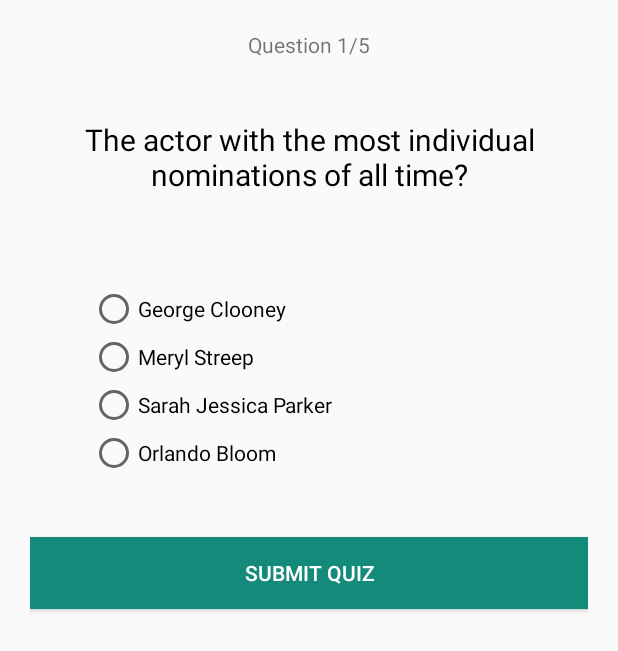
After one commit to ls27098/quiz, an Android app: the StartQuizActivity screen opened directly, with no data from a screen before it, on a phone screen of 412 x 824 dp. The commit adds this screen. Shown: the top 651 px of the screen. Run offline under Robolectric (Android 15) with nearby library versions, the phone set to English and light mode, and no system bars.

Commit message:
Exercici 1 - Quiz - Acabat

```diff
--- a/app/src/main/AndroidManifest.xml
+++ b/app/src/main/AndroidManifest.xml
@@ -15,6 +15,8 @@
                 <category android:name="android.intent.category.LAUNCHER" />
             </intent-filter>
         </activity>
+        <activity android:name=".StartQuizActivity" />
+        <activity android:name=".ResultActivity"></activity>
     </application>
 
 </manifest>
--- /dev/null
+++ b/app/src/main/java/com/lasalle/quiz/StartQuizActivity.java
@@ -0,0 +1,160 @@
+package com.lasalle.quiz;
+
+import android.content.Intent;
+import android.support.v7.app.AppCompatActivity;
+import android.os.Bundle;
+import android.util.Log;
+import android.view.View;
+import android.widget.RadioButton;
+import android.widget.RadioGroup;
+import android.widget.TextView;
+import android.widget.Toast;
+
+import java.util.ArrayList;
+
+public class StartQuizActivity extends AppCompatActivity {
+
+    private String[][] pregunta = null;
+
+    private int quinaPregunta = 0;
+    private int correctes, incorrectes, respostaMarcada;
+
+    private int[] respostesCorrectes = new int[] {2,4,1,2,3};
+
+    private RadioGroup radioGroup;
+    private TextView question, howManyQuestions, firstQuestion, secondQuestion, thirdQuestion, forthQuestion;
+
+    @Override
+    protected void onCreate(Bundle savedInstanceState) {
+        super.onCreate(savedInstanceState);
+        setContentView(R.layout.activity_start_quiz);
+        initVars();
+
+        question.setText(pregunta[quinaPregunta][0]);
+        howManyQuestions.setText("Question "+Integer.toString(quinaPregunta + 1)+"/5");
+        firstQuestion.setText(pregunta[quinaPregunta][1]);
+        secondQuestion.setText(pregunta[quinaPregunta][2]);
+        thirdQuestion.setText(pregunta[quinaPregunta][3]);
+        forthQuestion.setText(pregunta[quinaPregunta][4]);
+
+
+    }
+
+    //Inicialitzem les variables
+    private void initVars() {
+        respostaMarcada = 0;
+        correctes = 0;
+        incorrectes = 0;
+        question = (TextView) findViewById(R.id.question);
+        howManyQuestions = (TextView) findViewById(R.id.howManyQuestions);
+        firstQuestion = (TextView) findViewById(R.id.firstQuestion);
+        secondQuestion = (TextView) findViewById(R.id.secondQuestion);
+        thirdQuestion = (TextView) findViewById(R.id.thirdQuestion);
+        forthQuestion = (TextView) findViewById(R.id.forthQuestion);
+        radioGroup = (RadioGroup)findViewById(R.id.radioGroup);
+
+        pregunta = new String[][] {
+                new String[] {
+                        "The actor with the most individual nominations of all time?",
+                        "George Clooney",
+                        "Meryl Streep",
+                        "Sarah Jessica Parker",
+                        "Orlando Bloom"},
+                new String[] {
+                        "The star who holds the record of most Globes (including honorary awards)?",
+                        "Meryl Streep",
+                        "George Clooney",
+                        "Brad Pitt",
+                        "Barbra Streisand"},
+                new String[] {
+                        "The oldest person to ever win a Golden Globe?",
+                        "Jessica Tandy",
+                        "Barbra Streisand",
+                        "Meryl Streep",
+                        "George Clooney",},
+                new String[] {
+                        "Which is the home to the Golden Globes since 1961?",
+                        "French Quarter Inn in Charleston, South Carolina",
+                        "The Beverly Hilton Hotel in Los Angeles",
+                        "The Oxford Hotel in Bend, Oregon",
+                        "The Talbott Hotel in Chicago, Illinois"},
+                new String[] {
+                        "Films with the most Golden Globes on 2017?",
+                        "Love Story",
+                        "Network",
+                        "La La Land",
+                        "Arthur"},
+        };
+    }
+
+
+    public void onRadioButtonClicked(View view) {
+        // Is the button now checked?
+        boolean checked = ((RadioButton) view).isChecked();
+
+        // Check which radio button was clicked
+        switch(view.getId()) {
+            case R.id.firstQuestion:
+                if (checked) {
+                    respostaMarcada = 1;
+                }
+                break;
+            case R.id.secondQuestion:
+                if (checked) {
+                    respostaMarcada = 2;
+                }
+                break;
+            case R.id.thirdQuestion:
+                if (checked) {
+                    respostaMarcada = 3;
+                }
+                break;
+            case R.id.forthQuestion:
+                if (checked) {
+                    respostaMarcada = 4;
+                }
+                break;
+        }
+    }
+
+    private void canviaPregunta() {
+        quinaPregunta ++;
+        question.setText(pregunta[quinaPregunta][0]);
+        howManyQuestions.setText("Question "+Integer.toString(quinaPregunta + 1)+"/5");
+        firstQuestion.setText(pregunta[quinaPregunta][1]);
+        secondQuestion.setText(pregunta[quinaPregunta][2]);
+        thirdQuestion.setText(pregunta[quinaPregunta][3]);
+        forthQuestion.setText(pregunta[quinaPregunta][4]);
+        radioGroup.clearCheck();
+
+    }
+
+    private void validaResposta() {
+        //En cas que la resposta marcada sigui correcta, es sumarà com a resposta correcta
+        if (respostaMarcada == respostesCorrectes[quinaPregunta]) {
+            Toast.makeText(getApplicationContext(), "Resposta correcta!", Toast.LENGTH_SHORT).show();
+            correctes ++;
+        } else {
+            Toast.makeText(getApplicationContext(), "Ups! Resposta incorrecta", Toast.LENGTH_SHORT).show();
+            incorrectes ++;
+        }
+
+    }
+
+
+    public void btn_submit (View v){
+        if ((quinaPregunta + 1) == 5) {
+            //Validem la resposta i enviem les dades a la nova activitat
+            validaResposta();
+            Intent i = new Intent(getApplicationContext(), ResultActivity.class);
+            i.putExtra("CORRECTES",correctes);
+            i.putExtra("INCORRECTES",incorrectes);
+            startActivity(i);
+            finish();
+        }
+        else {
+            validaResposta();
+            canviaPregunta();
+        }
+    }
+}
--- /dev/null
+++ b/app/src/main/res/layout/activity_start_quiz.xml
@@ -0,0 +1,71 @@
+<?xml version="1.0" encoding="utf-8"?>
+<LinearLayout xmlns:android="http://schemas.android.com/apk/res/android"
+    xmlns:tools="http://schemas.android.com/tools"
+    android:id="@+id/activity_start_quiz"
+    android:layout_width="match_parent"
+    android:layout_height="match_parent"
+    android:orientation="vertical"
+    android:padding="20dp"
+    tools:context="com.lasalle.quiz.StartQuizActivity">
+    <TextView
+        android:layout_width="wrap_content"
+        android:layout_height="wrap_content"
+        android:id="@+id/howManyQuestions"
+        android:gravity="center"
+        android:layout_gravity="center_horizontal"
+        android:text="Question 1/5"/>
+
+    <TextView
+        android:layout_width="wrap_content"
+        android:layout_height="wrap_content"
+        android:layout_marginTop="40dp"
+        android:id="@+id/question"
+        android:gravity="center"
+        android:textSize="20sp"
+        android:textColor="@android:color/black"
+        android:layout_gravity="center_horizontal"
+        android:text="Who won the 2014 World Cup?"/>
+
+    <RadioGroup
+        android:layout_width="match_parent"
+        android:layout_height="wrap_content"
+        android:id="@+id/radioGroup"
+        android:orientation="vertical"
+        android:layout_marginTop="20dp"
+        android:padding="40dp">
+        <RadioButton
+            android:id="@+id/firstQuestion"
+            android:layout_width="wrap_content"
+            android:layout_height="wrap_content"
+            android:text="Argentina"
+            android:onClick="onRadioButtonClicked"/>
+        <RadioButton
+            android:id="@+id/secondQuestion"
+            android:layout_width="wrap_content"
+            android:layout_height="wrap_content"
+            android:text="Brazil"
+            android:onClick="onRadioButtonClicked"/>
+        <RadioButton
+            android:id="@+id/thirdQuestion"
+            android:layout_width="wrap_content"
+            android:layout_height="wrap_content"
+            android:text="Spain"
+            android:onClick="onRadioButtonClicked"/>
+        <RadioButton
+            android:id="@+id/forthQuestion"
+            android:layout_width="wrap_content"
+            android:layout_height="wrap_content"
+            android:text="Germany"
+            android:onClick="onRadioButtonClicked"/>
+    </RadioGroup>
+
+    <Button
+        android:layout_width="match_parent"
+        android:layout_height="wrap_content"
+        android:text="@string/submit_quiz"
+        android:layout_gravity="center_vertical|center_horizontal"
+        android:background="@color/defaultColorButton"
+        android:textColor="@android:color/white"
+        android:onClick="btn_submit"/>
+
+</LinearLayout>
--- a/app/src/main/res/values/colors.xml
+++ b/app/src/main/res/values/colors.xml
@@ -1,6 +1,6 @@
 <?xml version="1.0" encoding="utf-8"?>
 <resources>
-    <color name="colorPrimary">#3F51B5</color>
-    <color name="colorPrimaryDark">#303F9F</color>
+    <color name="colorPrimaryDark">#046256</color>
     <color name="colorAccent">#FF4081</color>
+    <color name="defaultColorButton">#148A7B</color>
 </resources>
--- a/app/src/main/res/values/strings.xml
+++ b/app/src/main/res/values/strings.xml
@@ -1,3 +1,5 @@
 <resources>
     <string name="app_name">Quiz</string>
+    <string name="start_quiz">Start Quiz</string>
+    <string name="submit_quiz">Submit Quiz</string>
 </resources>
--- a/app/src/main/res/values/styles.xml
+++ b/app/src/main/res/values/styles.xml
@@ -1,9 +1,8 @@
 <resources>
 
     <!-- Base application theme. -->
-    <style name="AppTheme" parent="Theme.AppCompat.Light.DarkActionBar">
+    <style name="AppTheme" parent="Theme.AppCompat.Light.NoActionBar">
         <!-- Customize your theme here. -->
-        <item name="colorPrimary">@color/colorPrimary</item>
         <item name="colorPrimaryDark">@color/colorPrimaryDark</item>
         <item name="colorAccent">@color/colorAccent</item>
     </style>
```
Also changed, not shown: app/src/main/java/com/lasalle/quiz/MainActivity.java (+8 -0 lines), app/src/main/java/com/lasalle/quiz/ResultActivity.java (added, +32 -0 lines), app/src/main/res/layout/activity_main.xml (+13 -10 lines), app/src/main/res/layout/activity_result.xml (added, +74 -0 lines).
